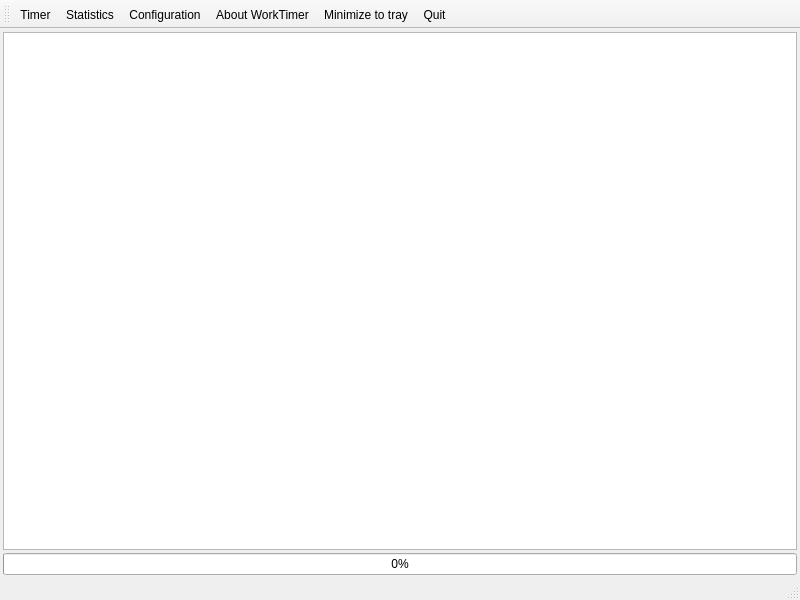
Before: the Qt Designer form MainWindow.ui in FelixdelasPozas/WorkTimer, drawn with Qt 5.
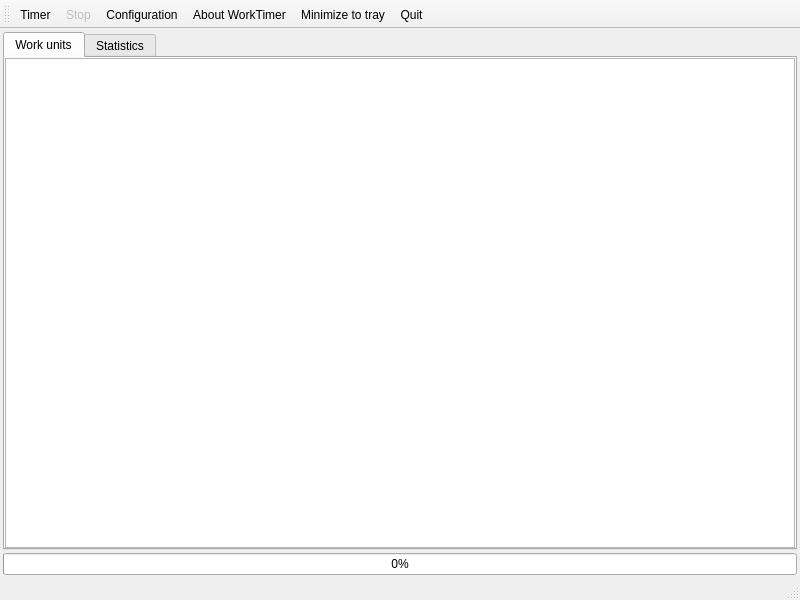
After: the same form once the commit is applied. Icons and pictures are not drawn. Custom widgets are drawn as their Qt base class.

Commit message: Remove statistics dialog. Work on widget and timer in MainWindow.

```diff
--- a/MainWindow.ui
+++ b/MainWindow.ui
@@ -35,7 +35,49 @@
      <number>3</number>
     </property>
     <item>
-     <widget class="QListView" name="m_list"/>
+     <widget class="QTabWidget" name="tabWidget">
+      <property name="currentIndex">
+       <number>0</number>
+      </property>
+      <widget class="QWidget" name="tab">
+       <attribute name="icon">
+        <iconset resource="rsc/resources.qrc">
+         <normaloff>:/WorkTimer/pencil.svg</normaloff>:/WorkTimer/pencil.svg</iconset>
+       </attribute>
+       <attribute name="title">
+        <string>Work units</string>
+       </attribute>
+       <layout class="QVBoxLayout" name="verticalLayout_2">
+        <property name="spacing">
+         <number>3</number>
+        </property>
+        <property name="leftMargin">
+         <number>0</number>
+        </property>
+        <property name="topMargin">
+         <number>0</number>
+        </property>
+        <property name="rightMargin">
+         <number>0</number>
+        </property>
+        <property name="bottomMargin">
+         <number>0</number>
+        </property>
+        <item>
+         <widget class="QListWidget" name="listWidget"/>
+        </item>
+       </layout>
+      </widget>
+      <widget class="QWidget" name="tab_2">
+       <attribute name="icon">
+        <iconset resource="rsc/resources.qrc">
+         <normaloff>:/WorkTimer/chart.svg</normaloff>:/WorkTimer/chart.svg</iconset>
+       </attribute>
+       <attribute name="title">
+        <string>Statistics</string>
+       </attribute>
+      </widget>
+     </widget>
     </item>
     <item>
      <widget class="ProgressWidget" name="m_progressBar">
@@ -71,7 +113,7 @@
     <bool>false</bool>
    </attribute>
    <addaction name="actionTimer"/>
-   <addaction name="actionStatistics"/>
+   <addaction name="actionStop"/>
    <addaction name="actionConfiguration"/>
    <addaction name="actionAbout_WorkTimer"/>
    <addaction name="actionMinimize"/>
@@ -92,21 +134,6 @@
     <enum>QAction::MenuRole::NoRole</enum>
    </property>
   </action>
-  <action name="actionStatistics">
-   <property name="icon">
-    <iconset resource="rsc/resources.qrc">
-     <normaloff>:/WorkTimer/chart.svg</normaloff>:/WorkTimer/chart.svg</iconset>
-   </property>
-   <property name="text">
-    <string>Statistics</string>
-   </property>
-   <property name="shortcut">
-    <string>Ctrl+D</string>
-   </property>
-   <property name="menuRole">
-    <enum>QAction::MenuRole::NoRole</enum>
-   </property>
-  </action>
   <action name="actionAbout_WorkTimer">
    <property name="icon">
     <iconset resource="rsc/resources.qrc">
@@ -158,6 +185,24 @@
     <enum>QAction::MenuRole::NoRole</enum>
    </property>
   </action>
+  <action name="actionStop">
+   <property name="enabled">
+    <bool>false</bool>
+   </property>
+   <property name="icon">
+    <iconset resource="rsc/resources.qrc">
+     <normaloff>:/WorkTimer/stop.svg</normaloff>:/WorkTimer/stop.svg</iconset>
+   </property>
+   <property name="text">
+    <string>Stop</string>
+   </property>
+   <property name="toolTip">
+    <string>Stops the current unit.</string>
+   </property>
+   <property name="menuRole">
+    <enum>QAction::MenuRole::NoRole</enum>
+   </property>
+  </action>
  </widget>
  <customwidgets>
   <customwidget>
```
The commit also changes 14 other files.
